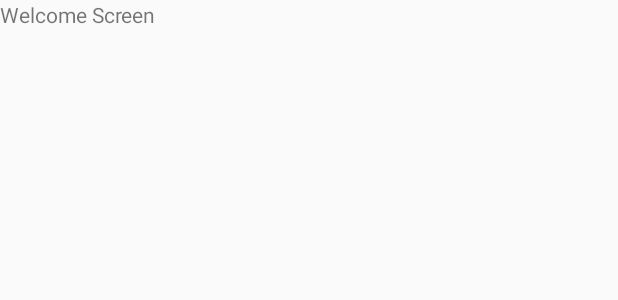
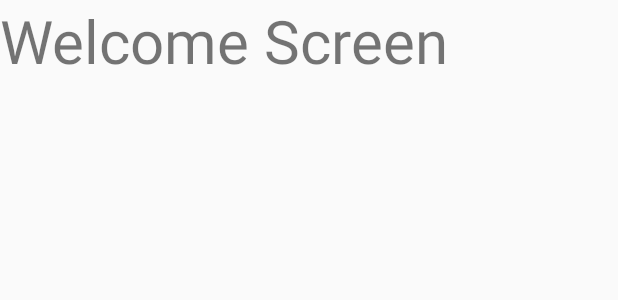
Before and after one commit to allenzhai/RR, an Android app: the layout activity_home.xml on its own in the app's theme, with its tools: preview values and no code run, on a phone screen of 412 x 824 dp. Shown: the top 300 px of the screen. Run offline under Robolectric (Android 15) with nearby library versions, the phone set to English and light mode, and no system bars.

Commit message:
welcome screen

```diff
--- a/app/src/main/res/layout/activity_home.xml
+++ b/app/src/main/res/layout/activity_home.xml
@@ -11,6 +11,7 @@
         android:layout_width="wrap_content"
         android:layout_height="wrap_content"
         android:text="Welcome Screen"
-        tools:layout_editor_absoluteX="176dp"
-        tools:layout_editor_absoluteY="345dp" />
+        android:textSize="40sp"
+        tools:layout_editor_absoluteX="55dp"
+        tools:layout_editor_absoluteY="338dp" />
 </android.support.constraint.ConstraintLayout>
```
